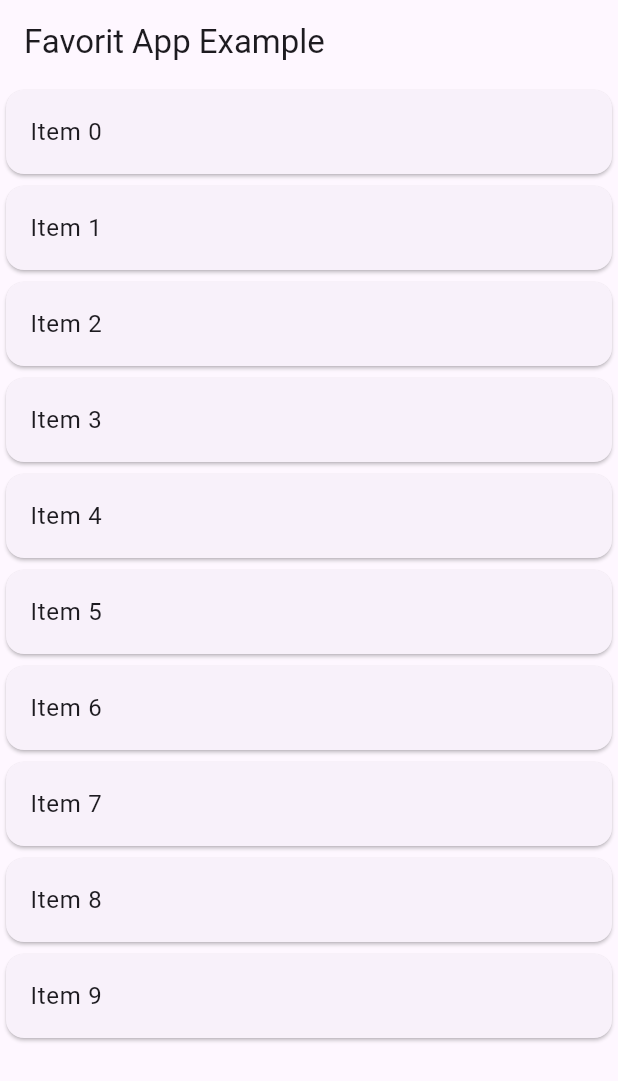
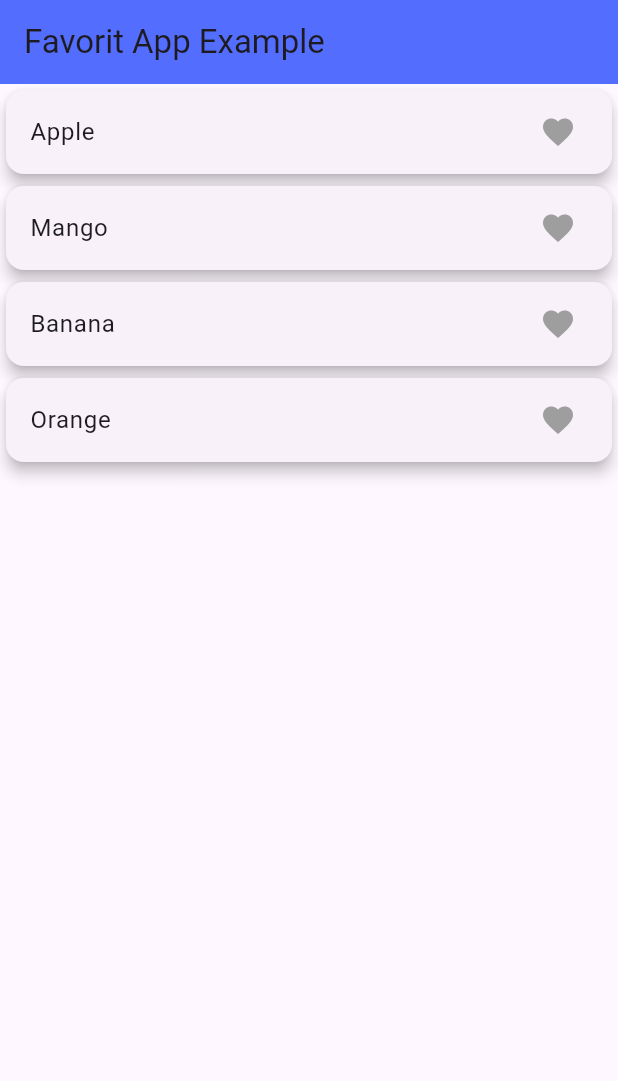
Before and after one commit to HamzaAli689/portfolio, a Flutter app: the screen it shows after launch, on a phone screen of 412 x 824 dp. Shown: the top 1081 px of the screen. Run offline on Flutter 3.47's test engine with Material 3 defaults, Android fonts, the light colour scheme and no system bars; our stand-ins replace gap, get; missing offline and left inert: blue_thermal_printer, bluetooth_print.

Commit message:
add the new function in our app

```diff
--- a/virtual_device_test/lib/favorit_app/faovratApp.dart
+++ b/virtual_device_test/lib/favorit_app/faovratApp.dart
@@ -10,19 +10,35 @@ class Faovratapp extends StatefulWidget {
 
 class _FaovratappState extends State<Faovratapp> {
   List<String> fruits = ["Apple", "Mango", "Banana", "Orange"];
+  List<String> favorit = [];
 
   @override
   Widget build(BuildContext context) {
     return Scaffold(
       appBar: AppBar(
         title: Text("Favorit App Example"),
+        backgroundColor: Colors.indigoAccent,
       ),
       body: ListView.builder(
-        itemCount: 10,
+        itemCount: fruits.length,
           itemBuilder: (context, i){
         return Card(
+          elevation: 4,
           child: ListTile(
-            title: Text("Item $i"),
+            onTap: (){
+              if(favorit.contains(fruits[i].toString())){
+                favorit.remove(fruits[i].toString());
+              }else{
+                favorit.add(fruits[i].toString());
+
+              }
+              setState(() {
+
+              });
+            },
+            title: Text(fruits[i].toString()),
+            trailing: Icon(Icons.favorite,
+              color: favorit.contains(fruits[i].toString()) ? Colors.red :Colors.grey,),
           ),
         );
       }),
```
